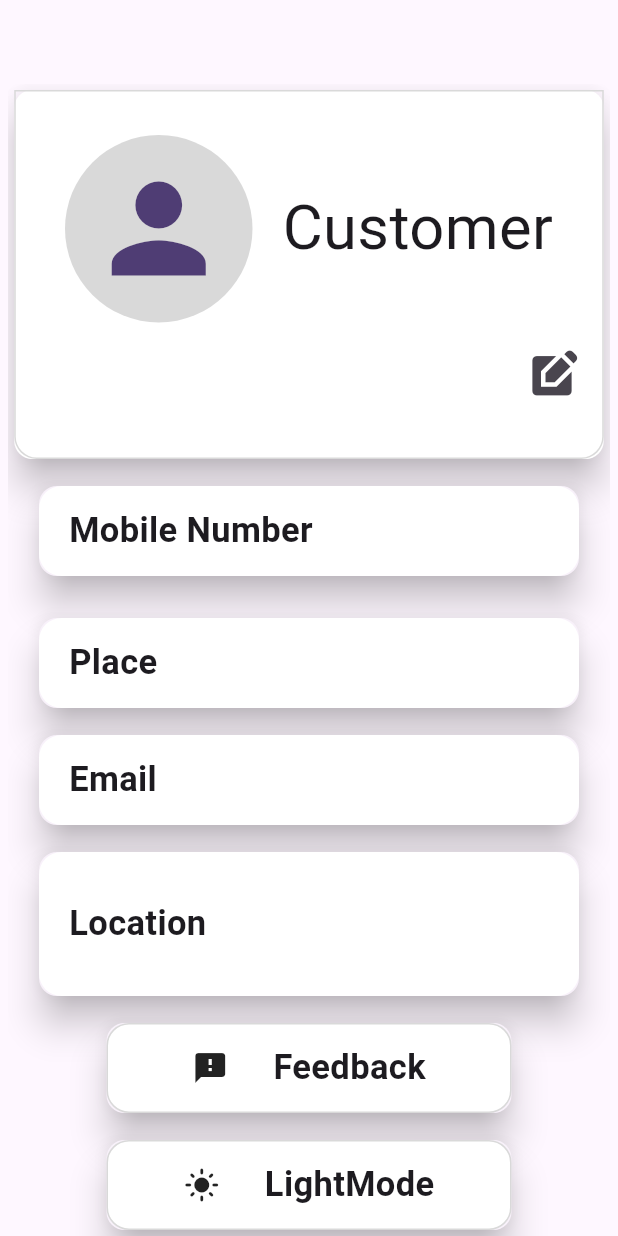
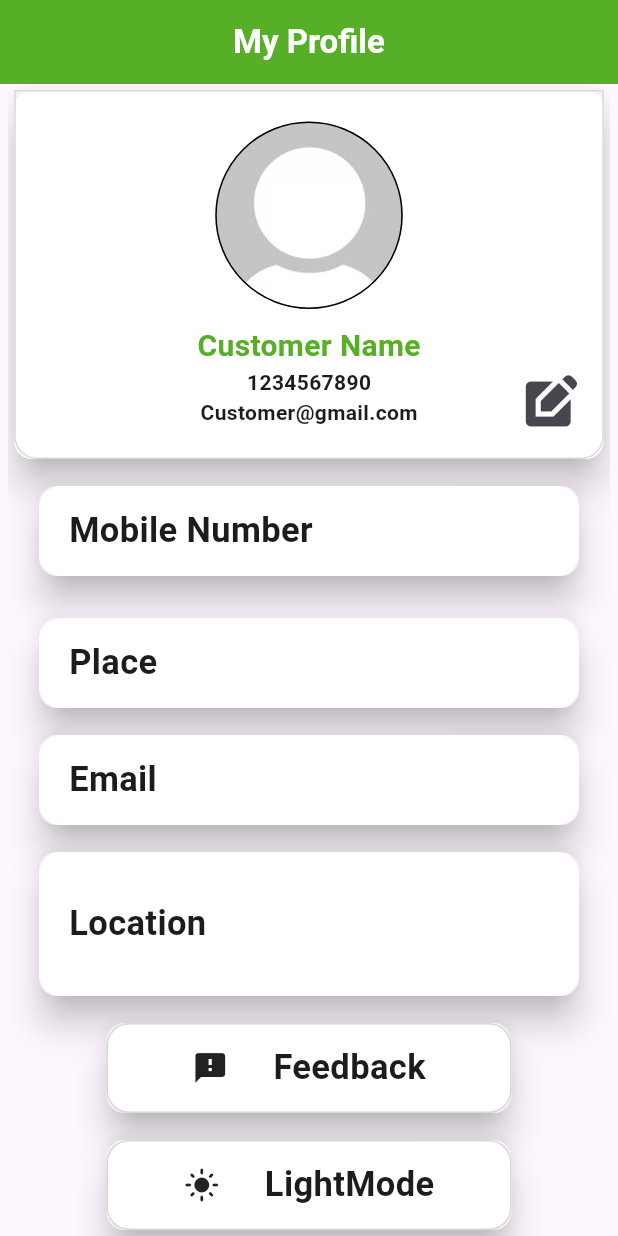
Before and after one commit to Amal168/main-porject-grocery-app-customer-and-shopowner, a Flutter app: the CustomerProfile screen opened directly, on a phone screen of 412 x 824 dp. Run offline on Flutter 3.47's test engine with Material 3 defaults, Android fonts, the phone set to English and light mode, and no system bars; our stand-ins replace carousel_slider, firebase_auth, firebase_core, flutter_rating_bar, get, google_nav_bar and 3 more; accounts and stored records are empty.

Commit message:
22-5-2025

```diff
--- a/lib/MVVM/view/auth/Common_screens/SplashScreen.dart
+++ b/lib/MVVM/view/auth/Common_screens/SplashScreen.dart
@@ -30,7 +30,7 @@ class _SplashscreenState extends State<Splashscreen> {
         child: Column(
           mainAxisAlignment: MainAxisAlignment.center,
           children: [
-          Image.asset("asset/Screenshot 2025-03-26 131955.png",fit: BoxFit.cover,)
+          Image.asset("assets/Screenshot 2025-03-26 131955.png",fit: BoxFit.cover,)
         ],),
       ),
     );
--- a/lib/MVVM/view/screens/ShopOwner/mainpage.dart
+++ b/lib/MVVM/view/screens/ShopOwner/mainpage.dart
@@ -42,6 +42,7 @@ class _MainpageState extends State<Mainpage>
       ),
       body: Column(
         children: [
+          Align(alignment: Alignment.topLeft, child: CircleAvatar(child: Image(image: AssetImage("assets/dummy profile photo.jpg")),)),
           Padding(
             padding: const EdgeInsets.all(10.0),
             child: Card(
--- a/lib/MVVM/view/screens/customer/Profile/Customer_Profile.dart
+++ b/lib/MVVM/view/screens/customer/Profile/Customer_Profile.dart
@@ -1,4 +1,3 @@
-
 import 'package:flutter/material.dart';
 import 'package:grocery_customer_and_shopowner2/MVVM/utils/color.dart';
 import 'package:grocery_customer_and_shopowner2/MVVM/utils/custome/profile_buttons.dart';
@@ -6,6 +5,7 @@ import 'package:grocery_customer_and_shopowner2/MVVM/utils/custome/text_display_
 import 'package:grocery_customer_and_shopowner2/MVVM/view/auth/Common_screens/Commonlogin.dart';
 import 'package:grocery_customer_and_shopowner2/MVVM/view/screens/customer/Profile/customer_Rating.dart';
 import 'package:grocery_customer_and_shopowner2/MVVM/view/screens/customer/Profile/edit_customer_profile.dart';
+
 class CustomerProfile extends StatefulWidget {
   const CustomerProfile({super.key});
 
@@ -18,9 +18,16 @@ class _ShopprofileState extends State<CustomerProfile> {
   Widget build(BuildContext context) {
     return Scaffold(
       appBar: AppBar(
-        // title: Text("Profile"),
+        automaticallyImplyLeading: false,
+        title: Align(
+            alignment: Alignment.center,
+            child: Text(
+              "My Profile",
+              style:
+                  TextStyle(color: Colors.white, fontWeight: FontWeight.bold),
+            )),
         // leading: Icon(Icons.keyboard_return),
-        automaticallyImplyLeading: false,
+        backgroundColor: toggle2color,
       ),
       body: Center(
         child: SingleChildScrollView(
@@ -41,51 +48,45 @@ class _ShopprofileState extends State<CustomerProfile> {
                           bottomRight: Radius.circular(15))),
                   child: Padding(
                       padding: const EdgeInsets.all(8.0),
-                    child: Column(
-                      crossAxisAlignment: CrossAxisAlignment.end,
+                      child: Stack(
+                        alignment: Alignment.center,
+                        children: [
+                          Column(
                             mainAxisAlignment: MainAxisAlignment.center,
+                            crossAxisAlignment: CrossAxisAlignment.center,
                             children: [
-                        const Row(
-                          crossAxisAlignment: CrossAxisAlignment.center,
-                          mainAxisAlignment: MainAxisAlignment.center,
-                          children: [
-                            SizedBox(
-                              height: 20,
+                              Container(
+                                width: 125,
+                                height: 125,
+                                decoration: BoxDecoration(
+                                    border: Border.all(),
+                                    borderRadius: BorderRadius.circular(100),
+                                    image: DecorationImage(
+                                        image: AssetImage(
+                                            "assets/dummy profile photo.jpg"))),
                               ),
-                            CircleAvatar(
-                              radius: 62.5,
-                              backgroundColor: photocolor,
-                              child: Icon(
-                                Icons.person,
-                                size: 94,
-                              ),
-                            ),
-                            SizedBox(
-                              width: 20,
-                            ),
-                            Text(
-                              "Customer",
-                              style: TextStyle(fontSize: 41),
-                            )
+                              SizedBox(height: 10,),
+                              Text("Customer Name",style: TextStyle(fontSize: 20,fontWeight: FontWeight.bold,color: toggle2color),),
+                              Text("1234567890",style: TextStyle(fontWeight: FontWeight.bold),),
+                              Text("Customer@gmail.com",style: TextStyle(fontWeight: FontWeight.bold))
                             ],
                           ),
-                        SizedBox(
-                          height: 10,
-                        ),
-                        IconButton(
+                          Align(
+                              alignment: Alignment.bottomRight,
+                              child: IconButton(
                                   onPressed: () {
                                     Navigator.push(
                                         context,
                                         MaterialPageRoute(
-                                      builder: (_) => EditCustomerProfile()));
+                                            builder: (_) =>
+                                                EditCustomerProfile()));
                                   },
                                   icon: Icon(
                                     Icons.edit_square,
-                              size: 35,
-                            ))
+                                    size: 40,
+                                  )))
                         ],
-                    ),
-                  ),
+                      )),
                 ),
               ),
               SizedBox(
--- a/lib/MVVM/view/screens/customer/Profile/edit_customer_profile.dart
+++ b/lib/MVVM/view/screens/customer/Profile/edit_customer_profile.dart
@@ -34,8 +34,8 @@ class _EditCustomerProfileState extends State<EditCustomerProfile> {
   Widget build(BuildContext context) {
     return Scaffold(
       appBar: AppBar(
-          // title: Text("Profile"),
-          // leading: Icon(Icons.keyboard_return),
+          title: Text("Profile"),
+          leading: Icon(Icons.keyboard_return),
           ),
       body: Center(
         child: SingleChildScrollView(
@@ -87,7 +87,7 @@ class _EditCustomerProfileState extends State<EditCustomerProfile> {
                                   fit: BoxFit.cover,
                                   image: _image == null
                                       ? AssetImage(
-                                          "asset/dummy profile photo.jpg")
+                                          "assets/dummy profile photo.jpg")
                                       : FileImage(
                                           _image!,
                                         ),
```
Also changed, not shown: lib/MVVM/view/auth/Common_screens/Commonlogin.dart (+12 -13 lines), lib/MVVM/view/screens/customer/Customer_Shop_Main_Page.dart (+9 -1 lines), lib/main.dart (+6 -2 lines). Lines whose indentation alone changed are shown as unchanged.
